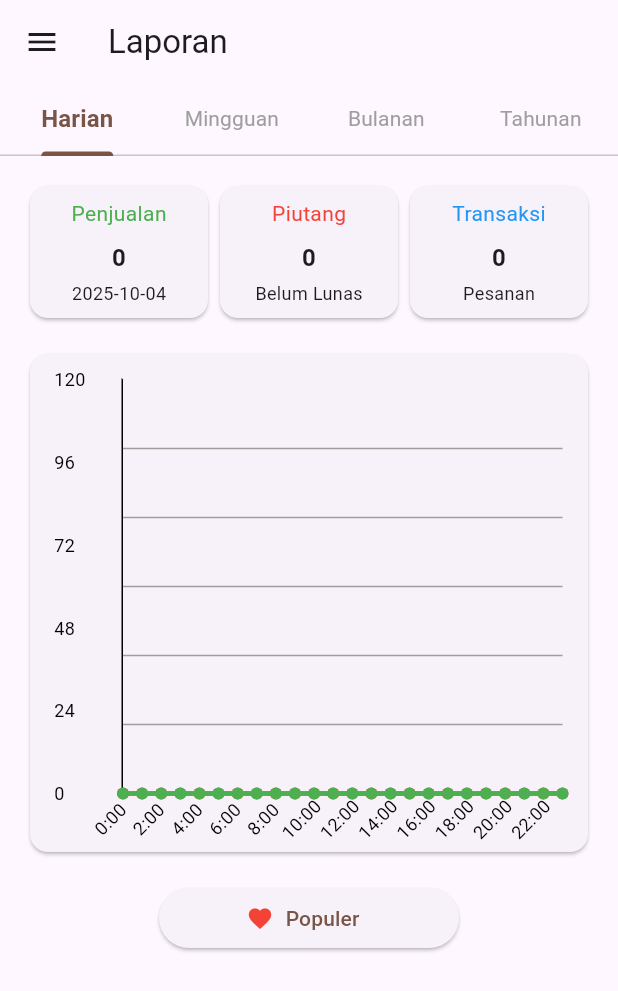
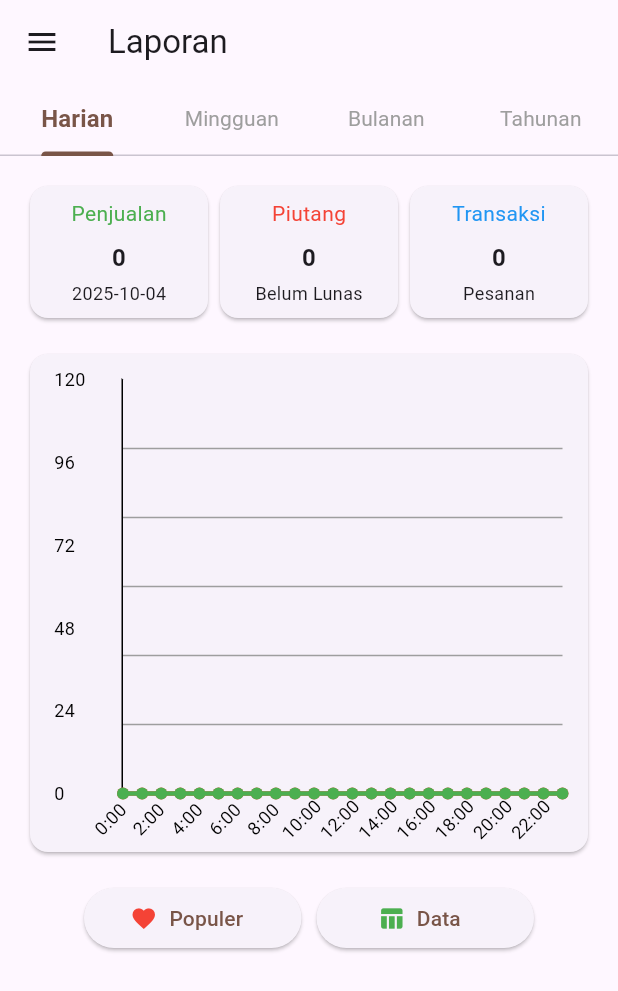
Before and after one commit to satyaverse/General-Transaksi, a Flutter app: the ReportPage screen opened directly, on a phone screen of 412 x 824 dp. Shown: the top 991 px of the screen. Run offline on Flutter 3.47's test engine with Material 3 defaults, Android fonts, the phone set to English and light mode, and no system bars; drawn by our look-alikes of fl_chart; our stand-ins replace image_picker, shared_preferences, sqflite, sqflite_common_ffi; accounts and stored records are empty.

Commit message:
Update report.dart

```diff
--- a/lib/pages/report.dart
+++ b/lib/pages/report.dart
@@ -4,6 +4,7 @@ import 'package:fl_chart/fl_chart.dart';
 import '../db.dart';
 import '../drawer.dart';
 import 'package:intl/intl.dart';
+import 'tabel.dart';
 
 class ReportPage extends StatefulWidget {
   const ReportPage({super.key});
@@ -949,7 +950,7 @@ borderData: FlBorderData(
                         Align(
                           alignment: Alignment.center,
                           child: SizedBox(
-                            width: 200, // total lebar row
+                            width: 300, // total lebar row
                             child: Row(
                               children: [
                                 Expanded(
@@ -965,6 +966,24 @@ borderData: FlBorderData(
                                     icon: const Icon(Icons.favorite, color: Colors.red),
                                     label: const Text(
                                       "Populer",
+                                      style: TextStyle(color: Colors.brown),
+                                    ),
+                                  ),
+                                ),
+                                const SizedBox(width: 10),
+                                Expanded(
+                                  child: ElevatedButton.icon(
+                                    onPressed: () {
+                                      Navigator.push(
+                                        context,
+                                        MaterialPageRoute(
+                                          builder: (context) => const LaporanPage(),
+                                        ),
+                                      );
+                                    },
+                                    icon: const Icon(Icons.table_chart, color: Colors.green),
+                                    label: const Text(
+                                      "Data",
                                       style: TextStyle(color: Colors.brown),
                                     ),
                                   ),
@@ -1034,7 +1053,7 @@ borderData: FlBorderData(
                         Align(
                           alignment: Alignment.center,
                           child: SizedBox(
-                            width: 200, // total lebar row
+                            width: 300, // total lebar row
                             child: Row(
                               children: [
                                 Expanded(
@@ -1054,7 +1073,23 @@ borderData: FlBorderData(
                                     ),
                                   ),
                                 ),
-
+                                Expanded(
+                                  child: ElevatedButton.icon(
+                                    onPressed: () {
+                                      Navigator.push(
+                                        context,
+                                        MaterialPageRoute(
+                                          builder: (context) => const LaporanPage(),
+                                        ),
+                                      );
+                                    },
+                                    icon: const Icon(Icons.table_chart, color: Colors.green),
+                                    label: const Text(
+                                      "Data",
+                                      style: TextStyle(color: Colors.brown),
+                                    ),
+                                  ),
+                                ),
 
                               ],
                             ),
@@ -1116,7 +1151,7 @@ borderData: FlBorderData(
                         Align(
                           alignment: Alignment.center,
                           child: SizedBox(
-                            width: 200, // total lebar row
+                            width: 300, // total lebar row
                             child: Row(
                               children: [
                                 Expanded(
@@ -1136,7 +1171,23 @@ borderData: FlBorderData(
                                     ),
                                   ),
                                 ),
-
+                                Expanded(
+                                  child: ElevatedButton.icon(
+                                    onPressed: () {
+                                      Navigator.push(
+                                        context,
+                                        MaterialPageRoute(
+                                          builder: (context) => const LaporanPage(),
+                                        ),
+                                      );
+                                    },
+                                    icon: const Icon(Icons.table_chart, color: Colors.green),
+                                    label: const Text(
+                                      "Data",
+                                      style: TextStyle(color: Colors.brown),
+                                    ),
+                                  ),
+                                ),
 
                               ],
                             ),
@@ -1198,7 +1249,7 @@ borderData: FlBorderData(
                         Align(
                           alignment: Alignment.center,
                           child: SizedBox(
-                            width: 200, // total lebar row
+                            width: 300, // total lebar row
                             child: Row(
                               children: [
                                 Expanded(
@@ -1218,7 +1269,23 @@ borderData: FlBorderData(
                                     ),
                                   ),
                                 ),
-
+                                Expanded(
+                                  child: ElevatedButton.icon(
+                                    onPressed: () {
+                                      Navigator.push(
+                                        context,
+                                        MaterialPageRoute(
+                                          builder: (context) => const LaporanPage(),
+                                        ),
+                                      );
+                                    },
+                                    icon: const Icon(Icons.table_chart, color: Colors.green),
+                                    label: const Text(
+                                      "Data",
+                                      style: TextStyle(color: Colors.brown),
+                                    ),
+                                  ),
+                                ),
 
                               ],
                             ),
```
